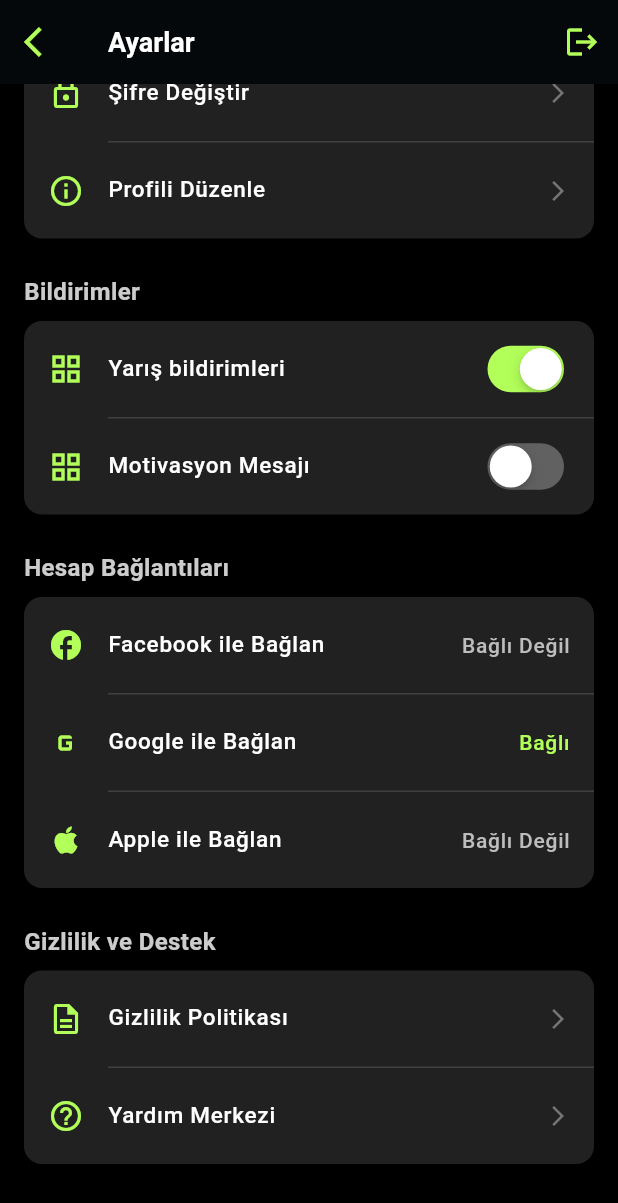
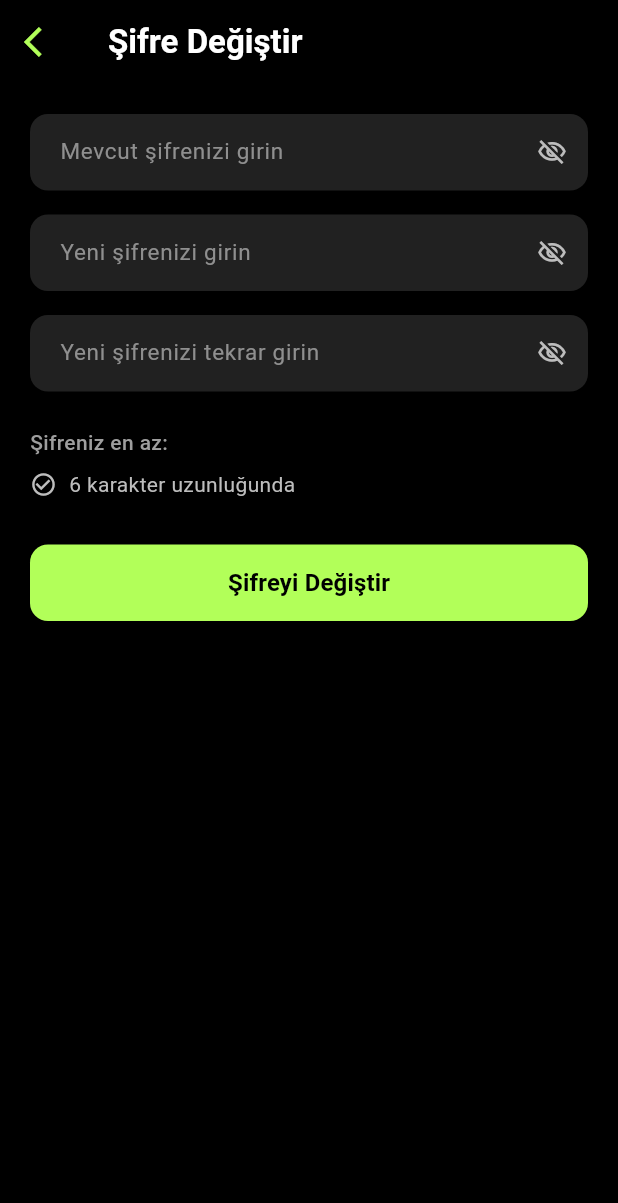
Before and after one commit to ardacelik07/MovliqFlutter, a Flutter app: the SettingsScreen screen opened directly, scrolled down 74 dp, after a tap on "Şifre Değiştir", on a phone screen of 412 x 824 dp. Shown: the top 1203 px of the screen. Run offline on Flutter 3.47's test engine with Material 3 defaults, Android fonts, the phone set to English and light mode, and no system bars; our stand-ins replace avatar_glow, cached_network_image, fl_chart, flutter_riverpod, flutter_svg, font_awesome_flutter and 12 more; missing offline and left inert: dart:ffi, signalr_netcore; accounts and stored records are empty; generated files the repository leaves out were written again.

Commit message:
change password scereen

```diff
--- a/lib/core/config/api_config.dart
+++ b/lib/core/config/api_config.dart
@@ -35,6 +35,8 @@ class ApiConfig {
   static const String resetPasswordVerifiedEndpoint =
       '$baseUrl/User/reset-password-verified';
 
+  static const String changePasswordEndpoint = '$baseUrl/User/change-password';
+
   // Endpoint to get user activity statistics based on type and period
   static const String userActivityStatsEndpoint =
       '$baseUrl/UserResults/GetUserActivityStats';
--- /dev/null
+++ b/lib/features/auth/presentation/screens/change_password_screen.dart
@@ -0,0 +1,349 @@
+import 'package:flutter/material.dart';
+import 'package:flutter_riverpod/flutter_riverpod.dart';
+import 'package:http/http.dart' as http;
+import 'dart:convert';
+
+import '../../../../core/config/api_config.dart'; // API yapılandırmasını import et
+// Provider importları (varsayılan)
+import '../providers/auth_provider.dart';
+import '../providers/user_data_provider.dart';
+
+class ChangePasswordScreen extends ConsumerStatefulWidget {
+  const ChangePasswordScreen({super.key});
+
+  @override
+  ConsumerState<ChangePasswordScreen> createState() =>
+      _ChangePasswordScreenState();
+}
+
+class _ChangePasswordScreenState extends ConsumerState<ChangePasswordScreen> {
+  final _formKey = GlobalKey<FormState>();
+  final _currentPasswordController = TextEditingController();
+  final _newPasswordController = TextEditingController();
+  final _confirmPasswordController = TextEditingController();
+
+  bool _obscureCurrentPassword = true;
+  bool _obscureNewPassword = true;
+  bool _obscureConfirmPassword = true;
+  bool _isLoading = false;
+  String _errorMessage = '';
+
+  // --- Theme Colors (Match UpdateUserInfoScreen) ---
+  final Color _backgroundColor = Colors.black;
+  final Color _cardColor = Colors.grey[900]!;
+  final Color _textColor = Colors.white;
+  final Color _secondaryTextColor = Colors.grey[400]!;
+  final Color _accentColor = const Color(0xFFB2FF59); // Light green accent
+  final Color _labelColor = Colors.grey[500]!;
+  final Color _errorColor = Colors.redAccent;
+
+  @override
+  void dispose() {
+    _currentPasswordController
+        .dispose(); // Bu controller artık API isteği için kullanılmayacak ama UI'da kalabilir
+    _newPasswordController.dispose();
+    _confirmPasswordController.dispose();
+    super.dispose();
+  }
+
+  Future<void> _changePassword() async {
+    setState(() {
+      _errorMessage = '';
+      _isLoading = true;
+    });
+
+    // Client-side validation
+    final currentPassword = _currentPasswordController.text;
+    final newPassword = _newPasswordController.text;
+    final confirmPassword = _confirmPasswordController.text;
+
+    if (currentPassword.isEmpty ||
+        newPassword.isEmpty ||
+        confirmPassword.isEmpty) {
+      setState(() {
+        _errorMessage = 'Lütfen tüm alanları doldurun.';
+        _isLoading = false;
+      });
+      return;
+    }
+    if (newPassword.length < 6) {
+      setState(() {
+        _errorMessage = 'Yeni şifre en az 6 karakter olmalıdır.';
+        _isLoading = false;
+      });
+      return;
+    }
+    if (newPassword != confirmPassword) {
+      setState(() {
+        _errorMessage = 'Şifreler eşleşmiyor';
+        _isLoading = false;
+      });
+      return;
+    }
+
+    // --- Get User Email and Auth Token --- // Email artık gerekli
+    final userState = ref.read(userDataProvider);
+    final authState = ref.read(authProvider);
+
+    final String? userEmail = userState.value?.email;
+    final String? token = authState.value;
+
+    if (userEmail == null || userEmail.isEmpty) {
+      setState(() {
+        _errorMessage = 'Kullanıcı e-postası alınamadı.';
+        _isLoading = false;
+      });
+      return;
+    }
+
+    if (token == null || token.isEmpty) {
+      setState(() {
+        _errorMessage =
+            'Yetkilendirme anahtarı bulunamadı. Lütfen tekrar giriş yapın.';
+        _isLoading = false;
+      });
+      return;
+    }
+
+    // --- API Call Logic ---
+    try {
+      final headers = {
+        'Content-Type': 'application/json',
+        'Authorization': 'Bearer $token',
+      };
+
+      final response = await http.post(
+        Uri.parse(ApiConfig.changePasswordEndpoint),
+        headers: headers,
+        body: jsonEncode({
+          'email': userEmail,
+          'currentPassword': currentPassword,
+          'newPassword': newPassword,
+        }),
+      );
+
+      if (mounted) {
+        if (response.statusCode == 200 || response.statusCode == 204) {
+          ScaffoldMessenger.of(context).showSnackBar(
+            SnackBar(
+              content: Text('Şifre başarıyla değiştirildi!',
+                  style: TextStyle(color: _backgroundColor)),
+              backgroundColor: _accentColor,
+            ),
+          );
+          Navigator.pop(context);
+        } else {
+          String errorMsg = 'Şifre değiştirilirken bir hata oluştu.';
+          try {
+            final responseBody = jsonDecode(response.body);
+            print('API Error Response: ${response.body}');
+            if (responseBody is Map && responseBody.containsKey('message')) {
+              errorMsg = responseBody['message'];
+            } else if (responseBody is Map &&
+                responseBody.containsKey('detail')) {
+              errorMsg = responseBody['detail'];
+            } else if (response.statusCode == 400) {
+              // 400 hatası için özel mesaj (Mevcut şifre hatası olabilir)
+              errorMsg =
+                  'Mevcut şifreniz hatalı veya geçersiz. (${response.statusCode})';
+            } else {
+              errorMsg =
+                  'Sunucu hatası (${response.statusCode}). Lütfen tekrar deneyin.';
+            }
+          } catch (e) {
+            print('Error parsing API error response: $e');
+            print('Raw API Error Response: ${response.body}');
+            errorMsg = 'Sunucudan geçersiz yanıt alındı.';
+          }
+          setState(() {
+            _errorMessage = errorMsg;
+          });
+        }
+      }
+    } catch (e) {
+      print('Network or other error during password change: $e');
+      if (mounted) {
+        setState(() {
+          _errorMessage = 'Bağlantı hatası veya beklenmedik bir sorun oluştu.';
+        });
+      }
+    } finally {
+      if (mounted) {
+        setState(() => _isLoading = false);
+      }
+    }
+  }
+
+  @override
+  Widget build(BuildContext context) {
+    return Scaffold(
+      backgroundColor: _backgroundColor,
+      appBar: AppBar(
+        title: Text('Şifre Değiştir',
+            style: TextStyle(color: _textColor, fontWeight: FontWeight.bold)),
+        backgroundColor: _backgroundColor,
+        elevation: 0,
+        iconTheme: IconThemeData(color: _accentColor),
+        leading: IconButton(
+          icon: Icon(Icons.arrow_back_ios, color: _accentColor),
+          onPressed: () => Navigator.of(context).pop(),
+        ),
+      ),
+      body: SingleChildScrollView(
+        padding: const EdgeInsets.all(20.0),
+        child: Form(
+          key: _formKey,
+          child: Column(
+            crossAxisAlignment: CrossAxisAlignment.start,
+            children: [
+              // Mevcut Şifre Alanı (UI'da kalabilir, doğrulaması kaldırılabilir)
+              _buildPasswordField(
+                controller: _currentPasswordController,
+                hintText: 'Mevcut şifrenizi girin', // Kullanıcıya bilgi amaçlı
+                obscureText: _obscureCurrentPassword,
+                onToggleVisibility: () {
+                  setState(
+                      () => _obscureCurrentPassword = !_obscureCurrentPassword);
+                },
+              ),
+              const SizedBox(height: 16),
+              // Yeni Şifre Alanı
+              _buildPasswordField(
+                controller: _newPasswordController,
+                hintText: 'Yeni şifrenizi girin',
+                obscureText: _obscureNewPassword,
+                onToggleVisibility: () {
+                  setState(() => _obscureNewPassword = !_obscureNewPassword);
+                },
+              ),
+              const SizedBox(height: 16),
+              // Yeni Şifre Tekrar Alanı
+              _buildPasswordField(
+                controller: _confirmPasswordController,
+                hintText: 'Yeni şifrenizi tekrar girin',
+                obscureText: _obscureConfirmPassword,
+                onToggleVisibility: () {
+                  setState(
+                      () => _obscureConfirmPassword = !_obscureConfirmPassword);
+                },
+              ),
+              const SizedBox(height: 24),
+              // Şifre Gerekliliği
+              _buildPasswordRequirement(
+                  'Şifreniz en az:', ['6 karakter uzunluğunda']),
+              const SizedBox(height: 24),
+              // Hata Mesajı
+              if (_errorMessage.isNotEmpty)
+                Padding(
+                  padding: const EdgeInsets.only(bottom: 16.0),
+                  child: Center(
+                    child: Text(
+                      _errorMessage,
+                      style: TextStyle(color: _errorColor, fontSize: 14),
+                      textAlign: TextAlign.center,
+                    ),
+                  ),
+                ),
+              // Buton
+              ElevatedButton(
+                onPressed: _isLoading ? null : _changePassword,
+                style: ElevatedButton.styleFrom(
+                  backgroundColor: _accentColor,
+                  foregroundColor: _backgroundColor,
+                  minimumSize: const Size(double.infinity, 50),
+                  shape: RoundedRectangleBorder(
+                    borderRadius: BorderRadius.circular(12),
+                  ),
+                  padding: const EdgeInsets.symmetric(vertical: 14),
+                ),
+                child: _isLoading
+                    ? SizedBox(
+                        height: 24,
+                        width: 24,
+                        child: CircularProgressIndicator(
+                            strokeWidth: 3, color: _backgroundColor),
+                      )
+                    : const Text(
+                        'Şifreyi Değiştir',
+                        style: TextStyle(
+                            fontSize: 16, fontWeight: FontWeight.bold),
+                      ),
+              ),
+            ],
+          ),
+        ),
+      ),
+    );
+  }
+
+  Widget _buildPasswordField({
+    required TextEditingController controller,
+    required String hintText,
+    required bool obscureText,
+    required VoidCallback onToggleVisibility,
+  }) {
+    return TextField(
+      controller: controller,
+      obscureText: obscureText,
+      style: TextStyle(color: _textColor, fontSize: 15),
+      decoration: InputDecoration(
+        hintText: hintText,
+        hintStyle: TextStyle(color: _secondaryTextColor.withOpacity(0.7)),
+        filled: true,
+        fillColor: _cardColor,
+        contentPadding:
+            const EdgeInsets.symmetric(horizontal: 16.0, vertical: 14.0),
+        border: OutlineInputBorder(
+          borderRadius: BorderRadius.circular(12.0),
+          borderSide: BorderSide.none,
+        ),
+        enabledBorder: OutlineInputBorder(
+          borderRadius: BorderRadius.circular(12.0),
+          borderSide: BorderSide.none,
+        ),
+        focusedBorder: OutlineInputBorder(
+          borderRadius: BorderRadius.circular(12.0),
+          borderSide: BorderSide(color: _accentColor, width: 1.5),
+        ),
+        suffixIcon: IconButton(
+          icon: Icon(
+            obscureText
+                ? Icons.visibility_off_outlined
+                : Icons.visibility_outlined,
+            color: _secondaryTextColor,
+            size: 20,
+          ),
+          onPressed: onToggleVisibility,
+        ),
+      ),
+    );
+  }
+
+  Widget _buildPasswordRequirement(String title, List<String> requirements) {
+    return Column(
+      crossAxisAlignment: CrossAxisAlignment.start,
+      children: [
+        Text(
+          title,
+          style: TextStyle(
+              color: _labelColor, fontSize: 14, fontWeight: FontWeight.w500),
+        ),
+        const SizedBox(height: 8),
+        ...requirements.map(
+          (req) => Padding(
+            padding: const EdgeInsets.only(bottom: 6.0),
+            child: Row(
+              children: [
+                Icon(Icons.check_circle_outline,
+                    color: _secondaryTextColor, size: 18),
+                const SizedBox(width: 8),
+                Text(req,
+                    style: TextStyle(color: _secondaryTextColor, fontSize: 14)),
+              ],
+            ),
+          ),
+        ),
+      ],
+    );
+  }
+}
--- a/lib/features/auth/presentation/screens/settings_screen.dart
+++ b/lib/features/auth/presentation/screens/settings_screen.dart
@@ -5,6 +5,7 @@ import '../providers/auth_provider.dart';
 import '../screens/login_screen.dart';
 import 'package:flutter_svg/flutter_svg.dart'; // İkonlar için SVG importu
 import 'update_user_info_screen.dart';
+import 'change_password_screen.dart';
 
 class SettingsScreen extends ConsumerStatefulWidget {
   const SettingsScreen({super.key});
@@ -101,7 +102,14 @@ class _SettingsScreenState extends ConsumerState<SettingsScreen> {
                   iconColor: iconColor,
                   title: 'Şifre Değiştir',
                   textColor: textColor,
-                  onTap: () {},
+                  onTap: () {
+                    Navigator.push(
+                      context,
+                      MaterialPageRoute(
+                        builder: (context) => const ChangePasswordScreen(),
+                      ),
+                    );
+                  },
                 ),
                 _buildDivider(secondaryTextColor),
                 _buildNavigationTile(
```
